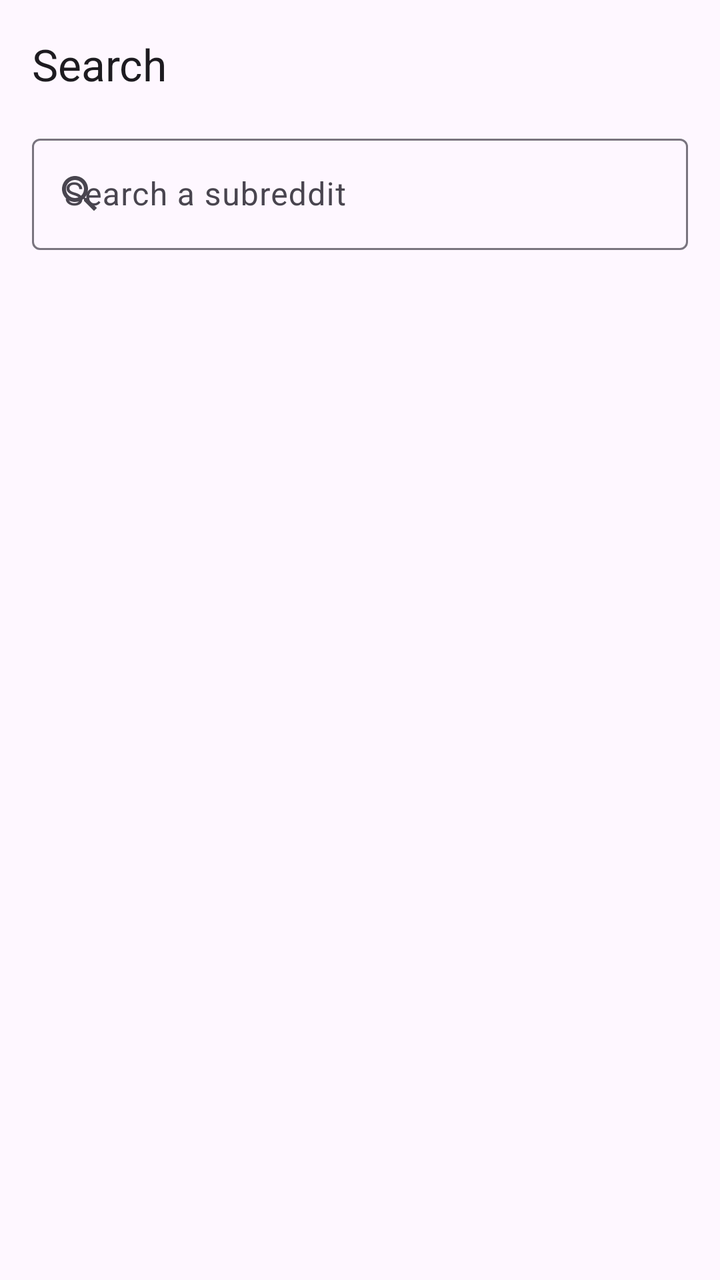
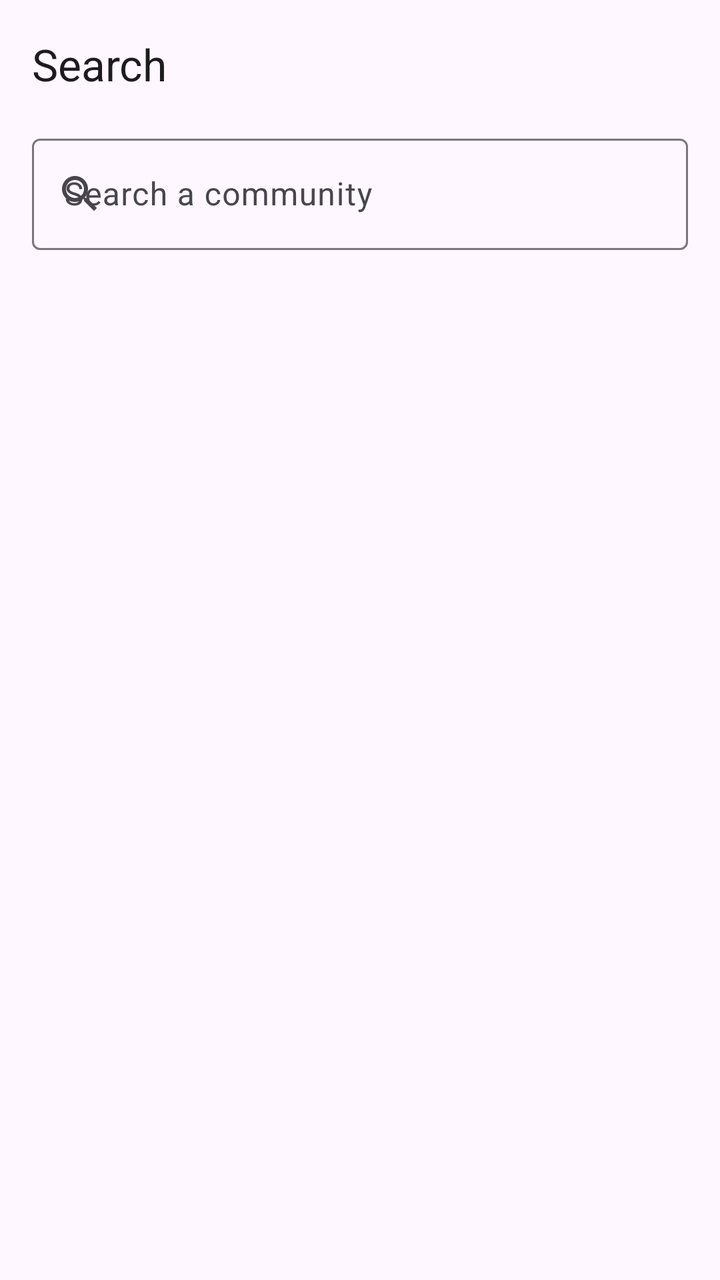

Compare the two renders of this Android layout. The source of the first and the diff that turns it into the second are given below.
<!-- AndroidManifest.xml: application theme Theme.USTH_final_mobile_2026_2027 -->
<!-- res/layout/fragment_search.xml -->
<?xml version="1.0" encoding="utf-8"?>
<LinearLayout xmlns:android="http://schemas.android.com/apk/res/android"
    xmlns:app="http://schemas.android.com/apk/res-auto"
    xmlns:tools="http://schemas.android.com/tools"
    android:layout_width="match_parent"
    android:layout_height="match_parent"
    android:orientation="vertical"
    tools:context=".ui.search.SearchFragment">

    <com.google.android.material.appbar.MaterialToolbar
        android:id="@+id/toolbar"
        android:layout_width="match_parent"
        android:layout_height="?attr/actionBarSize"
        app:title="@string/title_search" />

    <com.google.android.material.textfield.TextInputLayout
        android:layout_width="match_parent"
        android:layout_height="wrap_content"
        android:layout_marginHorizontal="16dp"
        android:hint="@string/search_hint"
        app:startIconDrawable="@drawable/ic_search">

        <com.google.android.material.textfield.TextInputEditText
            android:id="@+id/search_input"
            android:layout_width="match_parent"
            android:layout_height="wrap_content"
            android:imeOptions="actionSearch"
            android:inputType="text"
            android:maxLines="1" />
    </com.google.android.material.textfield.TextInputLayout>

    <FrameLayout
        android:layout_width="match_parent"
        android:layout_height="0dp"
        android:layout_weight="1">

        <androidx.recyclerview.widget.RecyclerView
            android:id="@+id/recycler_subreddits"
            android:layout_width="match_parent"
            android:layout_height="match_parent" />

        <ProgressBar
            android:id="@+id/progress_bar"
            android:layout_width="wrap_content"
            android:layout_height="wrap_content"
            android:layout_gravity="center"
            android:visibility="gone" />
    </FrameLayout>

</LinearLayout>
<!-- resources referenced by this layout -->
<resources>
  <!-- drawable ic_search (drawable) -->
  <vector xmlns:android="http://schemas.android.com/apk/res/android"
      android:width="24dp"
      android:height="24dp"
      android:tint="?attr/colorControlNormal"
      android:viewportWidth="24"
      android:viewportHeight="24">
      <path
          android:fillColor="@android:color/white"
          android:pathData="M15.5,14h-0.79l-0.28,-0.27C15.41,12.59 16,11.11 16,9.5 16,5.91 13.09,3 9.5,3S3,5.91 3,9.5 5.91,16 9.5,16c1.61,0 3.09,-0.59 4.23,-1.57l0.27,0.28v0.79l5,4.99L20.49,19l-4.99,-5zM9.5,14C7.01,14 5,11.99 5,9.5S7.01,5 9.5,5 14,7.01 14,9.5 11.99,14 9.5,14z" />
  </vector>
  <string name="search_hint">Search a subreddit</string>
  <string name="title_search">Search</string>
  <style name="Theme.USTH_final_mobile_2026_2027" parent="Base.Theme.USTH_final_mobile_2026_2027" />
  <style name="Base.Theme.USTH_final_mobile_2026_2027" parent="Theme.Material3.DayNight.NoActionBar">
          <item name="colorPrimary">@color/reddit_orange</item>
          <item name="colorOnPrimary">@color/white</item>
      </style>
  <color name="reddit_orange">#FFFF4500</color>
  <color name="white">#FFFFFFFF</color>
</resources>

<!-- the commit's change to res/layout/fragment_search.xml (unified diff, before → after) -->
@@ -35,7 +35,7 @@
         android:layout_weight="1">
 
         <androidx.recyclerview.widget.RecyclerView
-            android:id="@+id/recycler_subreddits"
+            android:id="@+id/recycler_communities"
             android:layout_width="match_parent"
             android:layout_height="match_parent" />
 
<!-- resource entries referenced after the edit -->
@@ -11,14 +11,14 @@
           android:fillColor="@android:color/white"
           android:pathData="M15.5,14h-0.79l-0.28,-0.27C15.41,12.59 16,11.11 16,9.5 16,5.91 13.09,3 9.5,3S3,5.91 3,9.5 5.91,16 9.5,16c1.61,0 3.09,-0.59 4.23,-1.57l0.27,0.28v0.79l5,4.99L20.49,19l-4.99,-5zM9.5,14C7.01,14 5,11.99 5,9.5S7.01,5 9.5,5 14,7.01 14,9.5 11.99,14 9.5,14z" />
   </vector>
-  <string name="search_hint">Search a subreddit</string>
+  <string name="search_hint">Search a community</string>
   <string name="title_search">Search</string>
   <style name="Theme.USTH_final_mobile_2026_2027" parent="Base.Theme.USTH_final_mobile_2026_2027" />
   <style name="Base.Theme.USTH_final_mobile_2026_2027" parent="Theme.Material3.DayNight.NoActionBar">
-          <item name="colorPrimary">@color/reddit_orange</item>
+          <item name="colorPrimary">@color/lemmy_green</item>
           <item name="colorOnPrimary">@color/white</item>
       </style>
-  <color name="reddit_orange">#FFFF4500</color>
+  <color name="lemmy_green">#FF007A5E</color>
   <color name="white">#FFFFFFFF</color>
 </resources>
 
